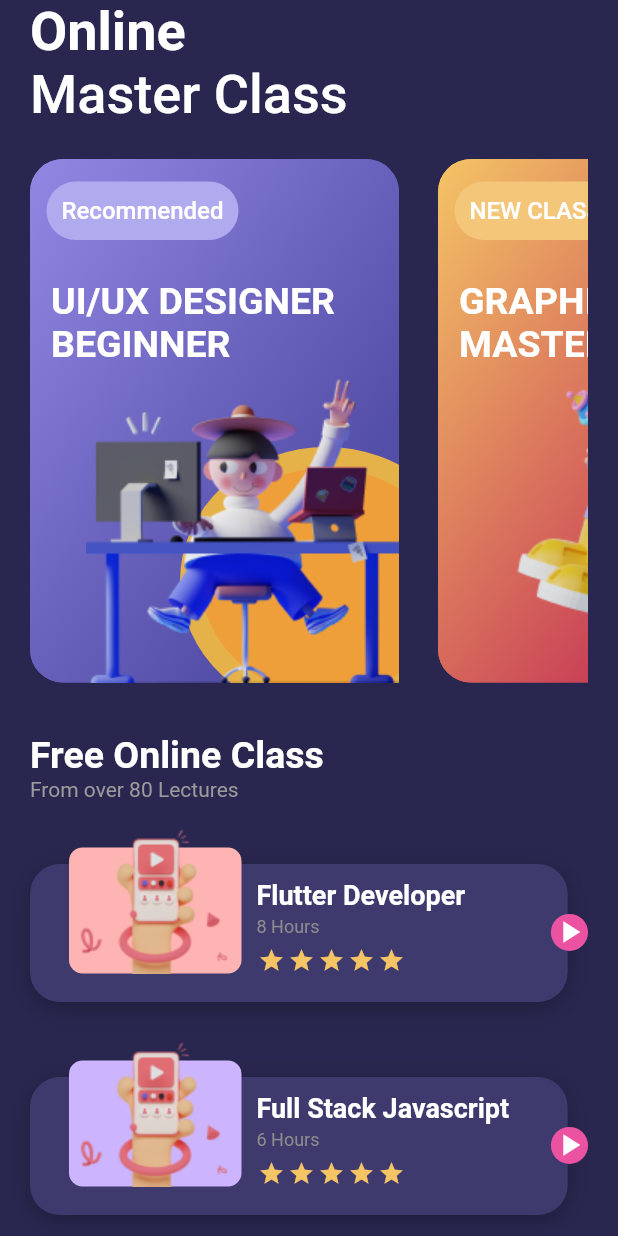
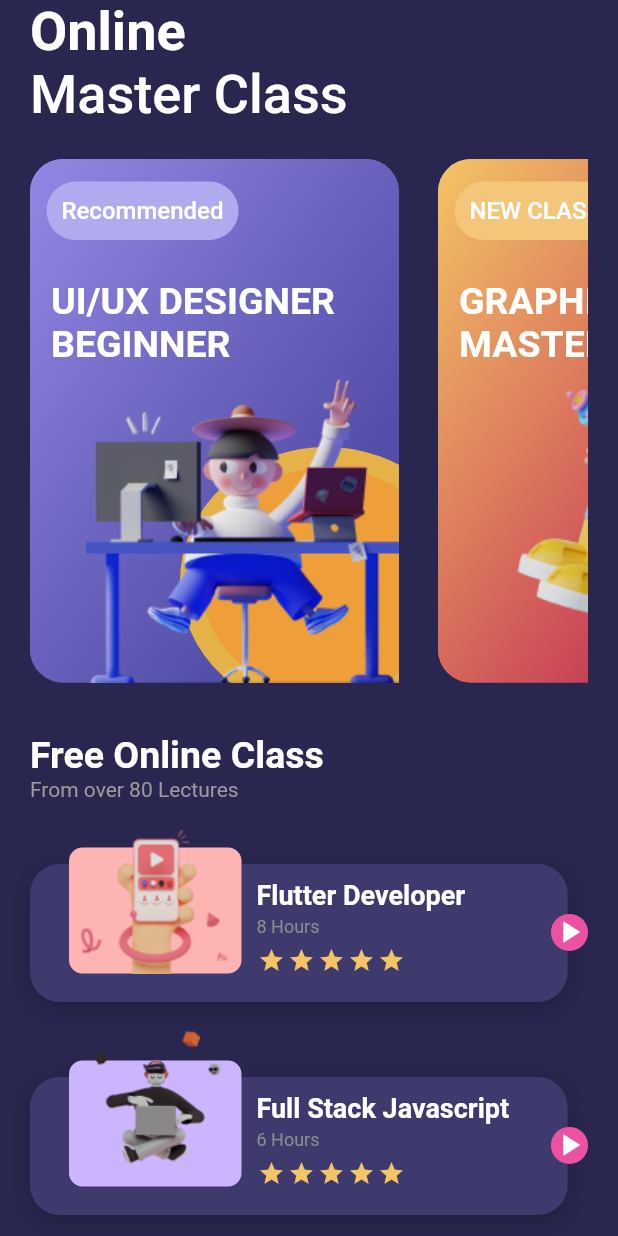
Before and after one commit to Emyeeeel/mobile_course_app_ui, a Flutter app: the screen it shows after launch, on a phone screen of 412 x 824 dp. Run offline on Flutter 3.47's test engine with Material 2 defaults, Android fonts, the phone set to English and light mode, and no system bars; drawn by our look-alikes of flutter_rating_bar; our stand-ins replace device_preview, google_fonts.

```diff
--- a/lib/pages/home_screen.dart
+++ b/lib/pages/home_screen.dart
@@ -102,7 +102,7 @@ class _HomeScreenState extends State<Homescreen> {
                 itemBuilder: (context, index) {
                   if (index == 1) {
                     return const VerticalList1(
-                      image: 'assets/Saly-24.png',
+                      image: 'assets/Saly-13.png',
                       title: 'Full Stack Javascript',
                       hours: '6 Hours',
                       rating: 5.0,
--- a/pubspec.yaml
+++ b/pubspec.yaml
@@ -69,6 +69,7 @@ flutter:
     - assets/Saly-10.png
     - assets/Saly-24.png
     - assets/Saly-36.png
+    - assets/Saly-13.png
   #   - images/a_dot_ham.jpeg
 
   # An image asset can refer to one or more resolution-specific "variants", see
```
